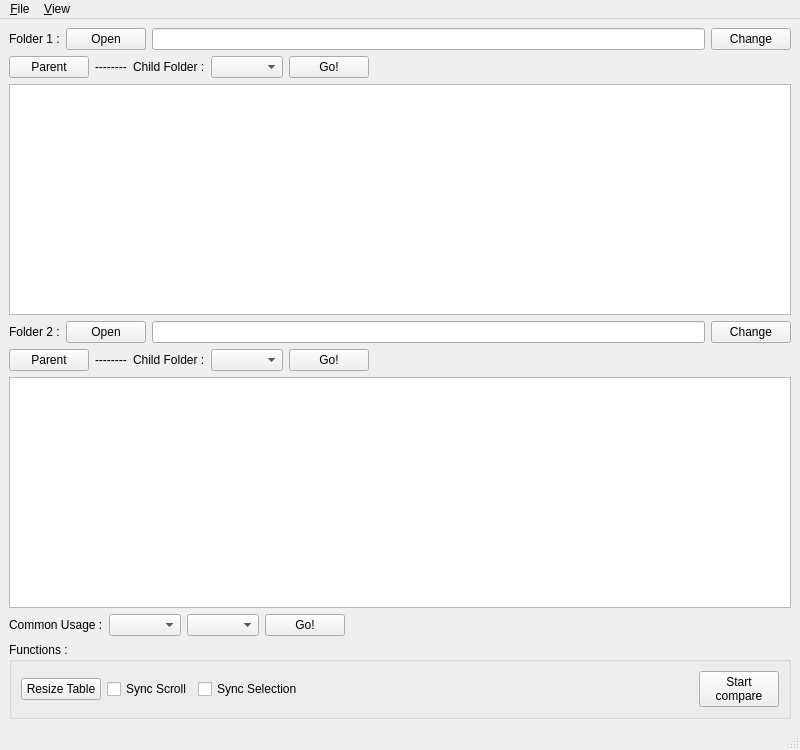
The window that CDMainWindowNew.ui (liyiji/riderapmoc) describes before a commit, drawn with Qt 5.
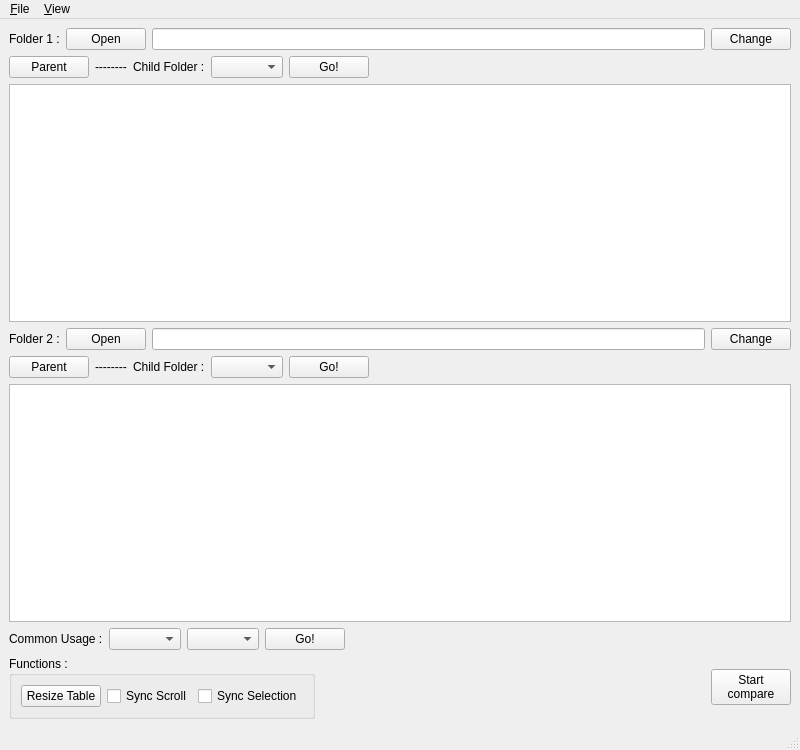
The same window after the commit. Custom widgets are drawn as their Qt base class.

The edit to the form file:
```diff
--- a/CDMainWindowNew.ui
+++ b/CDMainWindowNew.ui
@@ -14,7 +14,7 @@
    <string>Compare Folder</string>
   </property>
   <widget class="QWidget" name="centralwidget">
-   <layout class="QGridLayout" name="gridLayout">
+   <layout class="QGridLayout" name="gridLayout_2">
     <item row="0" column="0">
      <layout class="QHBoxLayout" name="horizontalLayout_2">
       <item>
@@ -181,57 +181,6 @@
     <item row="5" column="0">
      <widget class="CDTableWidget" name="tableWidget_2"/>
     </item>
-    <item row="7" column="0">
-     <widget class="QGroupBox" name="groupBox">
-      <property name="title">
-       <string>Functions :</string>
-      </property>
-      <layout class="QGridLayout" name="gridLayout_2">
-       <item row="0" column="0">
-        <widget class="QPushButton" name="pushButton_6">
-         <property name="text">
-          <string>Resize Table</string>
-         </property>
-        </widget>
-       </item>
-       <item row="0" column="1">
-        <widget class="QCheckBox" name="checkBox">
-         <property name="text">
-          <string>Sync Scroll</string>
-         </property>
-        </widget>
-       </item>
-       <item row="0" column="2">
-        <widget class="QCheckBox" name="checkBox_2">
-         <property name="text">
-          <string>Sync Selection</string>
-         </property>
-        </widget>
-       </item>
-       <item row="0" column="3">
-        <spacer name="horizontalSpacer_2">
-         <property name="orientation">
-          <enum>Qt::Horizontal</enum>
-         </property>
-         <property name="sizeHint" stdset="0">
-          <size>
-           <width>384</width>
-           <height>20</height>
-          </size>
-         </property>
-        </spacer>
-       </item>
-       <item row="0" column="4">
-        <widget class="QPushButton" name="pushButton">
-         <property name="text">
-          <string>Start
-compare</string>
-         </property>
-        </widget>
-       </item>
-      </layout>
-     </widget>
-    </item>
     <item row="6" column="0">
      <layout class="QHBoxLayout" name="horizontalLayout_7">
       <item>
@@ -275,6 +224,61 @@
       </item>
      </layout>
     </item>
+    <item row="7" column="0">
+     <layout class="QHBoxLayout" name="horizontalLayout_3">
+      <item>
+       <widget class="QGroupBox" name="groupBox">
+        <property name="title">
+         <string>Functions :</string>
+        </property>
+        <layout class="QGridLayout" name="gridLayout">
+         <item row="0" column="0">
+          <widget class="QPushButton" name="pushButton_6">
+           <property name="text">
+            <string>Resize Table</string>
+           </property>
+          </widget>
+         </item>
+         <item row="0" column="1">
+          <widget class="QCheckBox" name="checkBox">
+           <property name="text">
+            <string>Sync Scroll</string>
+           </property>
+          </widget>
+         </item>
+         <item row="0" column="2">
+          <widget class="QCheckBox" name="checkBox_2">
+           <property name="text">
+            <string>Sync Selection</string>
+           </property>
+          </widget>
+         </item>
+        </layout>
+       </widget>
+      </item>
+      <item>
+       <spacer name="horizontalSpacer_2">
+        <property name="orientation">
+         <enum>Qt::Horizontal</enum>
+        </property>
+        <property name="sizeHint" stdset="0">
+         <size>
+          <width>384</width>
+          <height>20</height>
+         </size>
+        </property>
+       </spacer>
+      </item>
+      <item>
+       <widget class="QPushButton" name="pushButton">
+        <property name="text">
+         <string>Start
+compare</string>
+        </property>
+       </widget>
+      </item>
+     </layout>
+    </item>
    </layout>
   </widget>
   <widget class="QMenuBar" name="menubar">
```
